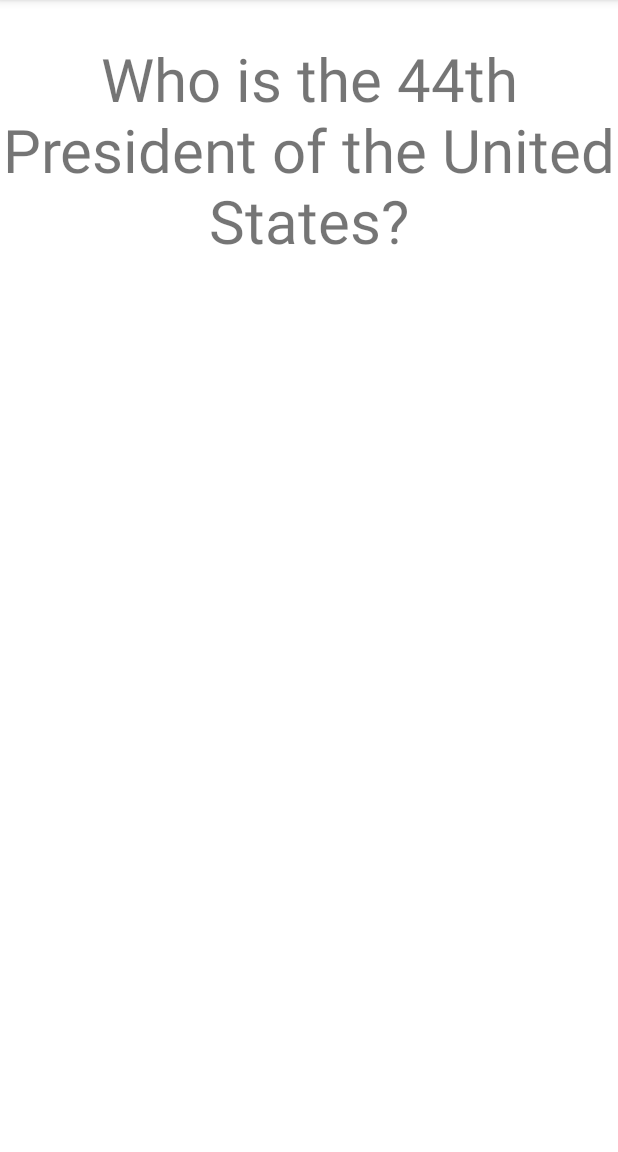
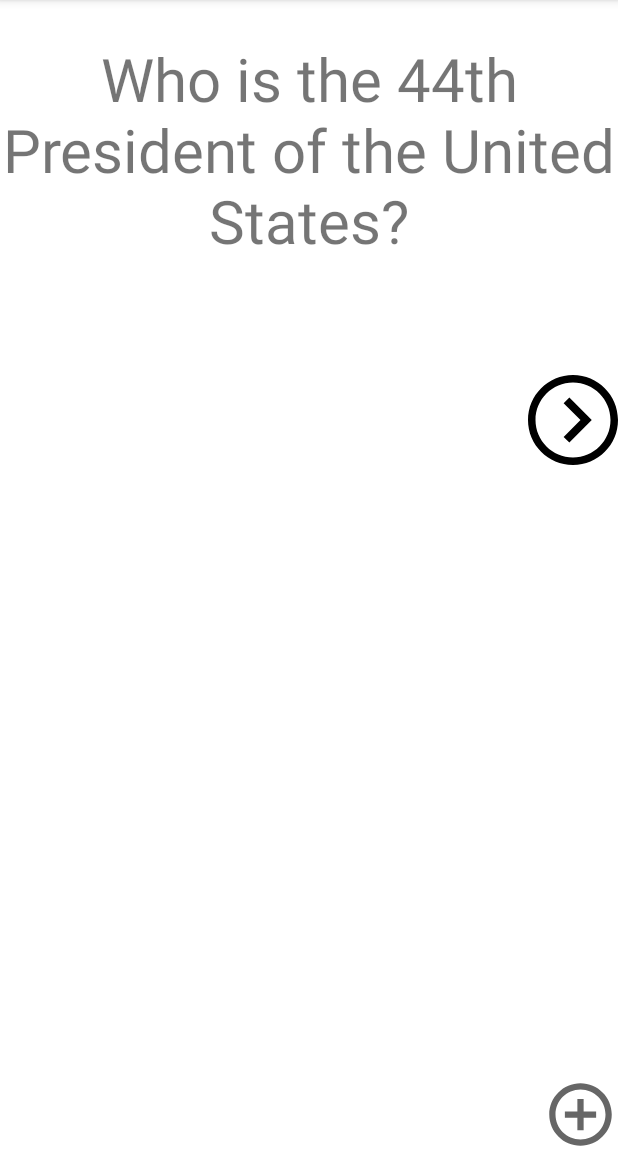
Before and after one commit to FranklinMaradiaga/Flash-Card-App, an Android app: the screen it shows after launch (MainActivity), on a phone screen of 412 x 824 dp, the part 84-1236 px from its top. Run offline under Robolectric (Android 15) with nearby library versions, the phone set to English and light mode, and no system bars; our stand-ins replace Room's generated code.

Commit message:
Updated Files

```diff
--- a/app/build.gradle
+++ b/app/build.gradle
@@ -35,4 +35,9 @@ dependencies {
     testImplementation 'junit:junit:4.+'
     androidTestImplementation 'androidx.test.ext:junit:1.1.3'
     androidTestImplementation 'androidx.test.espresso:espresso-core:3.4.0'
+
+    def room_version = "2.2.6"
+
+    implementation "androidx.room:room-runtime:$room_version"
+    annotationProcessor "androidx.room:room-compiler:$room_version"
 }
--- a/app/src/main/AndroidManifest.xml
+++ b/app/src/main/AndroidManifest.xml
@@ -10,6 +10,9 @@
         android:supportsRtl="true"
         android:theme="@style/Theme.FranklinsFlashcardApp">
         <activity
+            android:name=".AddCardActivity"
+            android:exported="true" />
+        <activity
             android:name=".MainActivity"
             android:exported="true">
             <intent-filter>
--- /dev/null
+++ b/app/src/main/java/com/example/franklinsflashcardapp/AppDatabase.java
@@ -0,0 +1,13 @@
+package com.example.franklinsflashcardapp;
+
+// This file creates the actual database.
+// We tell it what kind of objects we are going to put in the database (Flashcard),
+// and how we're planning to access the data (FlashcardDao).
+
+import androidx.room.Database;
+import androidx.room.RoomDatabase;
+
+@Database(entities = {Flashcard.class}, version = 3)
+public abstract class AppDatabase extends RoomDatabase {
+    public abstract FlashcardDao flashcardDao();
+}
--- /dev/null
+++ b/app/src/main/java/com/example/franklinsflashcardapp/FlashcardDao.java
@@ -0,0 +1,31 @@
+package com.example.franklinsflashcardapp;
+
+// Dao stands for Data Access Objects.
+// This is a fancy way of saying that this class lets us perform SQL queries
+// without actually having to write complicated SQL queries.
+
+// Dao: Data Access Object
+
+import androidx.room.Dao;
+import androidx.room.Delete;
+import androidx.room.Insert;
+import androidx.room.OnConflictStrategy;
+import androidx.room.Query;
+import androidx.room.Update;
+
+import java.util.List;
+
+@Dao
+public interface FlashcardDao {
+    @Query("SELECT * FROM flashcard")
+    List<Flashcard> getAll();
+
+    @Insert
+    void insertAll(Flashcard... flashcards);
+
+    @Delete
+    void delete(Flashcard flashcard);
+
+    @Update(onConflict = OnConflictStrategy.REPLACE)
+    void update(Flashcard flashcard);
+}
--- /dev/null
+++ b/app/src/main/java/com/example/franklinsflashcardapp/FlashcardDatabase.java
@@ -0,0 +1,58 @@
+package com.example.franklinsflashcardapp;
+
+// This is an extra class created to easily interact with the database
+// with helper functions that use FlashcardDao directly.
+
+// This class make the CRUD Operations
+// CRUD: Create, Read, Update, Delete
+
+import android.content.Context;
+
+import androidx.room.Room;
+
+import java.util.List;
+
+public class FlashcardDatabase {
+    private final AppDatabase db;
+
+    FlashcardDatabase(Context context) {
+        db = Room.databaseBuilder(context.getApplicationContext(),
+                AppDatabase.class, "flashcard-database")
+                .allowMainThreadQueries()
+                .fallbackToDestructiveMigration()
+                .build();
+    }
+
+    public void initFirstCard() {
+        if (db.flashcardDao().getAll().isEmpty()) {
+            insertCard(new Flashcard("Who is the 44th President of the United States", "Barack Obama"));
+        }
+    }
+
+    public List<Flashcard> getAllCards() {
+        return db.flashcardDao().getAll();
+    }
+
+    public void insertCard(Flashcard flashcard) {
+        db.flashcardDao().insertAll(flashcard);
+    }
+
+    public void deleteCard(String flashcardQuestion) {
+        List<Flashcard> allCards = db.flashcardDao().getAll();
+        for (Flashcard f : allCards) {
+            if (f.getQuestion().equals(flashcardQuestion)) {
+                db.flashcardDao().delete(f);
+            }
+        }
+    }
+
+    public void updateCard(Flashcard flashcard) {
+        db.flashcardDao().update(flashcard);
+    }
+
+    public void deleteAll() {
+        for (Flashcard f : db.flashcardDao().getAll()) {
+            db.flashcardDao().delete(f);
+        }
+    }
+}
--- a/app/src/main/java/com/example/franklinsflashcardapp/MainActivity.java
+++ b/app/src/main/java/com/example/franklinsflashcardapp/MainActivity.java
@@ -1,27 +1,127 @@
 package com.example.franklinsflashcardapp;
 
+import androidx.annotation.Nullable;
 import androidx.appcompat.app.AppCompatActivity;
+import androidx.room.Index;
 
+import android.content.Intent;
 import android.os.Bundle;
+import android.util.Log;
 import android.view.View;
+import android.widget.ImageView;
 import android.widget.TextView;
 
+import com.google.android.material.snackbar.Snackbar;
+
+import java.util.List;
+
 public class MainActivity extends AppCompatActivity {
+
+    // Class variables for the Text Views on the XML file
+    TextView questionTextView;
+    TextView answerTextView;
+
+    // Instance of our database so that we can read / write to it
+    FlashcardDatabase flashcardDatabase;
+
+    // To hold all our flashcard objects
+    List<Flashcard> allFlashcards;
+
+    int currentCardDisplayedIndex = 0;
 
     @Override
     protected void onCreate(Bundle savedInstanceState) {
         super.onCreate(savedInstanceState);
         setContentView(R.layout.activity_main);
 
-        TextView flashCardQuestion = findViewById(R.id.flashcard_question_TextView);
-        TextView flashCardAnswer = findViewById(R.id.flashcard_answer_TextView);
+        questionTextView = findViewById(R.id.flashcard_question_TextView);
+        answerTextView = findViewById(R.id.flashcard_answer_TextView);
 
-        findViewById(R.id.flashcard_question_TextView).setOnClickListener(new View.OnClickListener() {
+        // On Click Listener to hide the question when the user clicks it, then show the answer instead
+        questionTextView.setOnClickListener(new View.OnClickListener() { // OR: findViewById(R.id.flashcard_question_TextView).setOnClickListener(new View.OnClickListener() {
             @Override
             public void onClick(View v) {
-                flashCardQuestion.setVisibility(View.INVISIBLE);
-                flashCardAnswer.setVisibility(View.VISIBLE);
+                questionTextView.setVisibility(View.INVISIBLE);
+                answerTextView.setVisibility(View.VISIBLE);
+            }
+        });
+
+        // Variable for the add button on the Flash Card app
+        ImageView addButton = findViewById(R.id.flashcard_add_button);
+
+        // On Click Listener will listen when the user clicks on the add button,
+        // Then it will take the user to the Add Card Activity
+        addButton.setOnClickListener(new View.OnClickListener() {
+            @Override
+            public void onClick(View v) {
+                // This is how you initialize the Intent object to go from MainActivity to AddCardActivity when the add button is clicked
+                Intent intent = new Intent(MainActivity.this, AddCardActivity.class);
+//                startActivity(intent)
+                // We use the startActivityForResult method because we're expecting some data from the AddCardActivity class
+                startActivityForResult(intent, 100);
+            }
+        });
+
+        flashcardDatabase = new FlashcardDatabase(getApplicationContext()); // OR FlashcardDatabase(this)
+        allFlashcards = flashcardDatabase.getAllCards();
+
+        if (allFlashcards != null && allFlashcards.size() > 0) {
+            Flashcard firstCard = allFlashcards.get(0);
+            questionTextView.setText(firstCard.getQuestion());
+            answerTextView.setText(firstCard.getAnswer());
+        }
+
+        ImageView nextButton = findViewById(R.id.flashcard_next_button);
+
+        nextButton.setOnClickListener(new View.OnClickListener() {
+            @Override
+            public void onClick(View v) {
+                if (allFlashcards == null || allFlashcards.size() == 0) {
+                    return;
+                }
+
+                currentCardDisplayedIndex++;
+
+                if (currentCardDisplayedIndex >= allFlashcards.size()) {
+                    Snackbar.make(v,
+                            "You've reached the end of the cards! Going back to the start.",
+                            Snackbar.LENGTH_SHORT)
+                            .show();
+
+                    currentCardDisplayedIndex = 0; // Reset index so user can go back to the beginning of the cards
+                }
+
+                Flashcard currentCard = allFlashcards.get(currentCardDisplayedIndex);
+                questionTextView.setText(currentCard.getQuestion());
+                answerTextView.setText(currentCard.getAnswer());
+
             }
         });
     }
+
+    // This method will be called if any data is received from the AddCardActivity class
+    @Override
+    protected void onActivityResult(int requestCode, int resultCode, @Nullable Intent data) {
+        super.onActivityResult(requestCode, resultCode, data);
+
+        // This is the same code that MainActivity and AddActivity have in common to share data
+        if (requestCode == 100) {
+            // get data
+            if (data != null) { // Check if there's an Intent
+                // Using the key from the AddCardActivity, we can grab the data in String variables
+                String questionString = data.getExtras().getString("QUESTION_KEY");
+                String answerString = data.getExtras().getString("ANSWER_KEY");
+
+                // Setting the text views from MainActivity screen with the data received from the AddCardActivity
+                questionTextView.setText(questionString);
+                answerTextView.setText(answerString);
+
+                Flashcard flashcard = new Flashcard(questionString, answerString);
+                flashcardDatabase.insertCard(flashcard);
+
+                // Update the list of flashcards from the databasec
+                allFlashcards = flashcardDatabase.getAllCards();
+            }
+        }
+    }
 }
--- /dev/null
+++ b/app/src/main/res/drawable/icon_add.xml
@@ -0,0 +1,5 @@
+<vector android:autoMirrored="true" android:height="50dp"
+    android:tint="?attr/colorControlNormal" android:viewportHeight="24"
+    android:viewportWidth="24" android:width="50dp" xmlns:android="http://schemas.android.com/apk/res/android">
+    <path android:fillColor="@android:color/white" android:pathData="M13,7h-2v4L7,11v2h4v4h2v-4h4v-2h-4L13,7zM12,2C6.48,2 2,6.48 2,12s4.48,10 10,10 10,-4.48 10,-10S17.52,2 12,2zM12,20c-4.41,0 -8,-3.59 -8,-8s3.59,-8 8,-8 8,3.59 8,8 -3.59,8 -8,8z"/>
+</vector>
--- /dev/null
+++ b/app/src/main/res/drawable/icon_cancel.xml
@@ -0,0 +1,5 @@
+<vector android:autoMirrored="true" android:height="60dp"
+    android:viewportHeight="24" android:viewportWidth="24"
+    android:width="60dp" xmlns:android="http://schemas.android.com/apk/res/android">
+    <path android:fillColor="#FF000000" android:pathData="M12,2c5.514,0 10,4.486 10,10s-4.486,10 -10,10 -10,-4.486 -10,-10 4.486,-10 10,-10zM12,0c-6.627,0 -12,5.373 -12,12s5.373,12 12,12 12,-5.373 12,-12 -5.373,-12 -12,-12zM18,16.538l-4.592,-4.548 4.546,-4.587 -1.416,-1.403 -4.545,4.589 -4.588,-4.543 -1.405,1.405 4.593,4.552 -4.547,4.592 1.405,1.405 4.555,-4.596 4.591,4.55 1.403,-1.416z"/>
+</vector>
--- /dev/null
+++ b/app/src/main/res/drawable/icon_next.xml
@@ -0,0 +1,5 @@
+<vector android:autoMirrored="true" android:height="60dp"
+    android:viewportHeight="24" android:viewportWidth="24"
+    android:width="60dp" xmlns:android="http://schemas.android.com/apk/res/android">
+    <path android:fillColor="#FF000000" android:pathData="M12,2c5.514,0 10,4.486 10,10s-4.486,10 -10,10 -10,-4.486 -10,-10 4.486,-10 10,-10zM12,0c-6.627,0 -12,5.373 -12,12s5.373,12 12,12 12,-5.373 12,-12 -5.373,-12 -12,-12zM14,12l-4.5,4.5 1.527,1.5 5.973,-6 -5.973,-6 -1.527,1.5 4.5,4.5z"/>
+</vector>
--- /dev/null
+++ b/app/src/main/res/drawable/icon_save.xml
@@ -0,0 +1,5 @@
+<vector android:autoMirrored="true" android:height="60dp"
+    android:viewportHeight="24" android:viewportWidth="24"
+    android:width="60dp" xmlns:android="http://schemas.android.com/apk/res/android">
+    <path android:fillColor="#FF000000" android:pathData="M16,11h5l-9,10 -9,-10h5v-11h8v11zM17,22h-10v2h10v-2z"/>
+</vector>
--- a/app/src/main/res/layout/activity_main.xml
+++ b/app/src/main/res/layout/activity_main.xml
@@ -21,5 +21,22 @@
         android:gravity="center"
         android:text="Barack Obama"
         android:textSize="40sp"
-        android:visibility="invisible"/>
+        android:visibility="invisible" />
+
+    <ImageView
+        android:id="@+id/flashcard_add_button"
+        android:layout_width="wrap_content"
+        android:layout_height="wrap_content"
+        android:layout_alignParentBottom="true"
+        android:layout_alignParentRight="true"
+        android:src="@drawable/icon_add" />
+
+    <ImageView
+        android:id="@+id/flashcard_next_button"
+        android:layout_width="wrap_content"
+        android:layout_height="wrap_content"
+        android:layout_alignParentRight="true"
+        android:layout_marginTop="250dp"
+        android:src="@drawable/icon_next" />
+
 </RelativeLayout>
```
Also changed, not shown: app/src/main/java/com/example/franklinsflashcardapp/AddCardActivity.java (added, +58 -0 lines), app/src/main/java/com/example/franklinsflashcardapp/Flashcard.java (added, +98 -0 lines), app/src/main/res/layout/activity_add_card.xml (added, +59 -0 lines), 6 other files.
